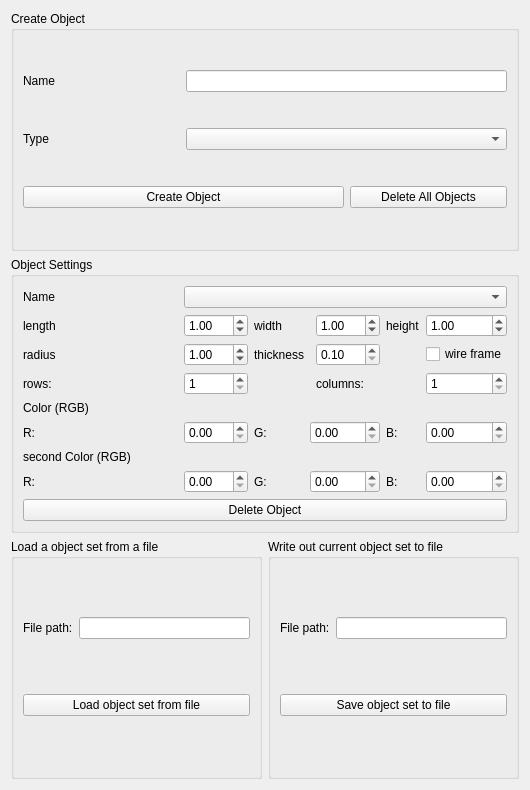
Above: cedar/auxiliaries/gui/SceneWidget.ui from cedar/cedar before the change. Below: the same form after it.
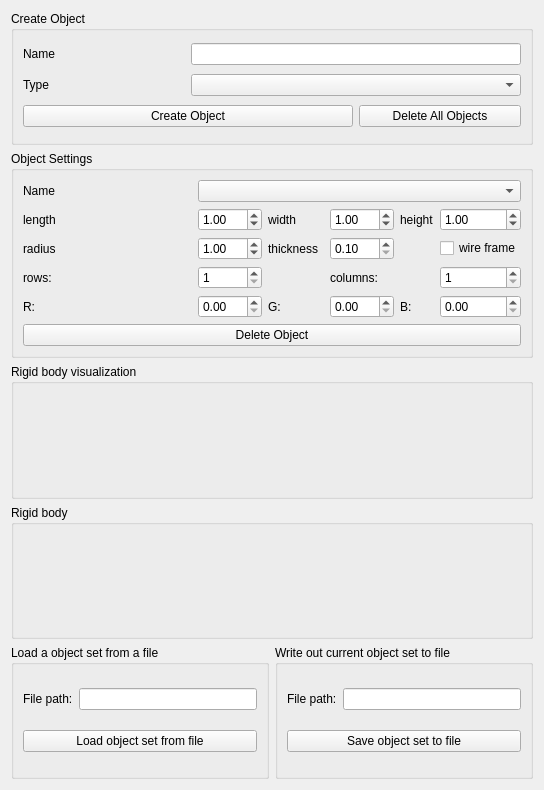
That is the form after the change.

Commit message: removed second color from chessboard (one color is always white now)

The edit to the form file:
```diff
--- a/cedar/auxiliaries/gui/SceneWidget.ui
+++ b/cedar/auxiliaries/gui/SceneWidget.ui
@@ -6,7 +6,7 @@
    <rect>
     <x>0</x>
     <y>0</y>
-    <width>530</width>
+    <width>544</width>
     <height>790</height>
    </rect>
   </property>
@@ -116,12 +116,6 @@
      </layout>
     </widget>
    </item>
-   <item row="3" column="0" colspan="2">
-    <layout class="QVBoxLayout" name="mpRigidBodyWidgetLayout"/>
-   </item>
-   <item row="2" column="0" colspan="2">
-    <layout class="QVBoxLayout" name="mpRigidBodyVisualizationWidgetLayout"/>
-   </item>
    <item row="1" column="0" colspan="2">
     <widget class="QGroupBox" name="mpObjectSettingsBox">
      <property name="enabled">
@@ -130,7 +124,7 @@
      <property name="title">
       <string>Object Settings</string>
      </property>
-     <layout class="QGridLayout" name="gridLayout_2" columnstretch="1,0,0,0,0,0,0,0,0">
+     <layout class="QGridLayout" name="gridLayout_2" columnstretch="1,0,0,0,0,0,0,0">
       <item row="0" column="0">
        <widget class="QLabel" name="mpLabelName_2">
         <property name="text">
@@ -138,7 +132,7 @@
         </property>
        </widget>
       </item>
-      <item row="0" column="2" colspan="7">
+      <item row="0" column="1" colspan="7">
        <widget class="QComboBox" name="mpComboBoxName"/>
       </item>
       <item row="3" column="0">
@@ -148,21 +142,14 @@
         </property>
        </widget>
       </item>
-      <item row="4" column="0" colspan="2">
-       <widget class="QLabel" name="mpLabelColor">
-        <property name="text">
-         <string>Color (RGB)</string>
-        </property>
-       </widget>
-      </item>
-      <item row="5" column="0">
+      <item row="4" column="0">
        <widget class="QLabel" name="mpLabelColorR_1">
         <property name="text">
          <string>R:</string>
         </property>
        </widget>
       </item>
-      <item row="5" column="2" colspan="2">
+      <item row="4" column="1" colspan="2">
        <widget class="QDoubleSpinBox" name="mpDoubleSpinBoxColorR">
         <property name="maximum">
          <double>1.000000000000000</double>
@@ -172,31 +159,21 @@
         </property>
        </widget>
       </item>
-      <item row="5" column="4">
+      <item row="4" column="3">
        <widget class="QLabel" name="mpLabelColorG_1">
         <property name="text">
          <string>G:</string>
         </property>
        </widget>
       </item>
-      <item row="5" column="5" colspan="2">
-       <widget class="QDoubleSpinBox" name="mpDoubleSpinBoxColorG">
-        <property name="maximum">
-         <double>1.000000000000000</double>
-        </property>
-        <property name="singleStep">
-         <double>0.050000000000000</double>
-        </property>
-       </widget>
-      </item>
-      <item row="5" column="7">
+      <item row="4" column="6">
        <widget class="QLabel" name="mpLabelColorB_1">
         <property name="text">
          <string>B:</string>
         </property>
        </widget>
       </item>
-      <item row="5" column="8">
+      <item row="4" column="7">
        <widget class="QDoubleSpinBox" name="mpDoubleSpinBoxColorB">
         <property name="maximum">
          <double>1.000000000000000</double>
@@ -206,110 +183,36 @@
         </property>
        </widget>
       </item>
-      <item row="6" column="0" colspan="5">
-       <widget class="QLabel" name="mpLabelSecondColor">
-        <property name="text">
-         <string>second Color (RGB)</string>
-        </property>
-       </widget>
-      </item>
-      <item row="7" column="0">
-       <widget class="QLabel" name="mpLabelColorR_2">
-        <property name="text">
-         <string>R:</string>
-        </property>
-       </widget>
-      </item>
-      <item row="7" column="2" colspan="2">
-       <widget class="QDoubleSpinBox" name="mpDoubleSpinBoxSecondColorR">
-        <property name="maximum">
-         <double>1.000000000000000</double>
-        </property>
-        <property name="singleStep">
-         <double>0.050000000000000</double>
-        </property>
-       </widget>
-      </item>
-      <item row="7" column="4">
-       <widget class="QLabel" name="mpLabelColorG_2">
-        <property name="text">
-         <string>G:</string>
-        </property>
-       </widget>
-      </item>
-      <item row="7" column="5" colspan="2">
-       <widget class="QDoubleSpinBox" name="mpDoubleSpinBoxSecondColorG">
-        <property name="maximum">
-         <double>1.000000000000000</double>
-        </property>
-        <property name="singleStep">
-         <double>0.050000000000000</double>
-        </property>
-       </widget>
-      </item>
-      <item row="7" column="7">
-       <widget class="QLabel" name="mpLabelColorB_2">
-        <property name="text">
-         <string>B:</string>
-        </property>
-       </widget>
-      </item>
-      <item row="7" column="8">
-       <widget class="QDoubleSpinBox" name="mpDoubleSpinBoxSecondColorB">
-        <property name="maximum">
-         <double>1.000000000000000</double>
-        </property>
-        <property name="singleStep">
-         <double>0.050000000000000</double>
-        </property>
-       </widget>
-      </item>
-      <item row="8" column="0" colspan="9">
+      <item row="5" column="0" colspan="8">
        <widget class="QPushButton" name="mpPushButtonDeleteObject">
         <property name="text">
          <string>Delete Object</string>
         </property>
        </widget>
       </item>
-      <item row="1" column="8">
-       <widget class="QDoubleSpinBox" name="mpDoubleSpinBoxHeight">
-        <property name="minimum">
-         <double>0.100000000000000</double>
-        </property>
-        <property name="maximum">
-         <double>500.000000000000000</double>
-        </property>
-        <property name="singleStep">
-         <double>0.100000000000000</double>
-        </property>
-        <property name="value">
-         <double>1.000000000000000</double>
-        </property>
-       </widget>
-      </item>
       <item row="1" column="7">
+       <widget class="QDoubleSpinBox" name="mpDoubleSpinBoxHeight">
+        <property name="minimum">
+         <double>0.100000000000000</double>
+        </property>
+        <property name="maximum">
+         <double>500.000000000000000</double>
+        </property>
+        <property name="singleStep">
+         <double>0.100000000000000</double>
+        </property>
+        <property name="value">
+         <double>1.000000000000000</double>
+        </property>
+       </widget>
+      </item>
+      <item row="1" column="6">
        <widget class="QLabel" name="mpLabelHeight">
         <property name="text">
          <string>height</string>
         </property>
        </widget>
       </item>
-      <item row="1" column="2" colspan="2">
-       <widget class="QDoubleSpinBox" name="mpDoubleSpinBoxLength">
-        <property name="minimum">
-         <double>0.100000000000000</double>
-        </property>
-        <property name="maximum">
-         <double>500.000000000000000</double>
-        </property>
-        <property name="singleStep">
-         <double>0.100000000000000</double>
-        </property>
-        <property name="value">
-         <double>1.000000000000000</double>
-        </property>
-       </widget>
-      </item>
       <item row="1" column="0">
        <widget class="QLabel" name="mpLabelLenght">
         <property name="text">
@@ -317,14 +220,14 @@
         </property>
        </widget>
       </item>
-      <item row="1" column="4" colspan="2">
+      <item row="1" column="3" colspan="2">
        <widget class="QLabel" name="mpLabelWidth">
         <property name="text">
          <string>width</string>
         </property>
        </widget>
       </item>
-      <item row="1" column="6">
+      <item row="1" column="5">
        <widget class="QDoubleSpinBox" name="mpDoubleSpinBoxWidth">
         <property name="minimum">
          <double>0.100000000000000</double>
@@ -347,7 +250,7 @@
         </property>
        </widget>
       </item>
-      <item row="2" column="2" colspan="2">
+      <item row="2" column="1" colspan="2">
        <widget class="QDoubleSpinBox" name="mpDoubleSpinBoxRadius">
         <property name="minimum">
          <double>0.100000000000000</double>
@@ -363,7 +266,7 @@
         </property>
        </widget>
       </item>
-      <item row="2" column="6">
+      <item row="2" column="5">
        <widget class="QDoubleSpinBox" name="mpDoubleSpinBoxThickness">
         <property name="minimum">
          <double>0.100000000000000</double>
@@ -376,14 +279,14 @@
         </property>
        </widget>
       </item>
-      <item row="2" column="4">
+      <item row="2" column="3">
        <widget class="QLabel" name="label_3">
         <property name="text">
          <string>thickness</string>
         </property>
        </widget>
       </item>
-      <item row="2" column="8">
+      <item row="2" column="7">
        <widget class="QCheckBox" name="mpWireFrameCheckBox">
         <property name="enabled">
          <bool>true</bool>
@@ -393,7 +296,7 @@
         </property>
        </widget>
       </item>
-      <item row="3" column="8">
+      <item row="3" column="7">
        <widget class="QSpinBox" name="mpSpinBoxChessboardColumns">
         <property name="minimum">
          <number>1</number>
@@ -406,14 +309,14 @@
         </property>
        </widget>
       </item>
-      <item row="3" column="6">
+      <item row="3" column="5">
        <widget class="QLabel" name="label_4">
         <property name="text">
          <string>columns:</string>
         </property>
        </widget>
       </item>
-      <item row="3" column="2" colspan="2">
+      <item row="3" column="1" colspan="2">
        <widget class="QSpinBox" name="mpSpinBoxChessboardRows">
         <property name="minimum">
          <number>1</number>
@@ -426,9 +329,51 @@
         </property>
        </widget>
       </item>
+      <item row="4" column="5">
+       <widget class="QDoubleSpinBox" name="mpDoubleSpinBoxColorG">
+        <property name="maximum">
+         <double>1.000000000000000</double>
+        </property>
+        <property name="singleStep">
+         <double>0.050000000000000</double>
+        </property>
+       </widget>
+      </item>
+      <item row="1" column="1" colspan="2">
+       <widget class="QDoubleSpinBox" name="mpDoubleSpinBoxLength">
+        <property name="minimum">
+         <double>0.100000000000000</double>
+        </property>
+        <property name="maximum">
+         <double>500.000000000000000</double>
+        </property>
+        <property name="singleStep">
+         <double>0.100000000000000</double>
+        </property>
+        <property name="value">
+         <double>1.000000000000000</double>
+        </property>
+       </widget>
+      </item>
      </layout>
     </widget>
    </item>
+   <item row="3" column="0" colspan="2">
+    <widget class="QGroupBox" name="">
+     <property name="title">
+      <string>Rigid body</string>
+     </property>
+     <layout class="QVBoxLayout" name="mpRigidBodyWidgetLayout"/>
+    </widget>
+   </item>
+   <item row="2" column="0" colspan="2">
+    <widget class="QGroupBox" name="">
+     <property name="title">
+      <string>Rigid body visualization</string>
+     </property>
+     <layout class="QVBoxLayout" name="mpRigidBodyVisualizationWidgetLayout"/>
+    </widget>
+   </item>
   </layout>
  </widget>
  <resources/>
```
The commit also changes 6 other files.
